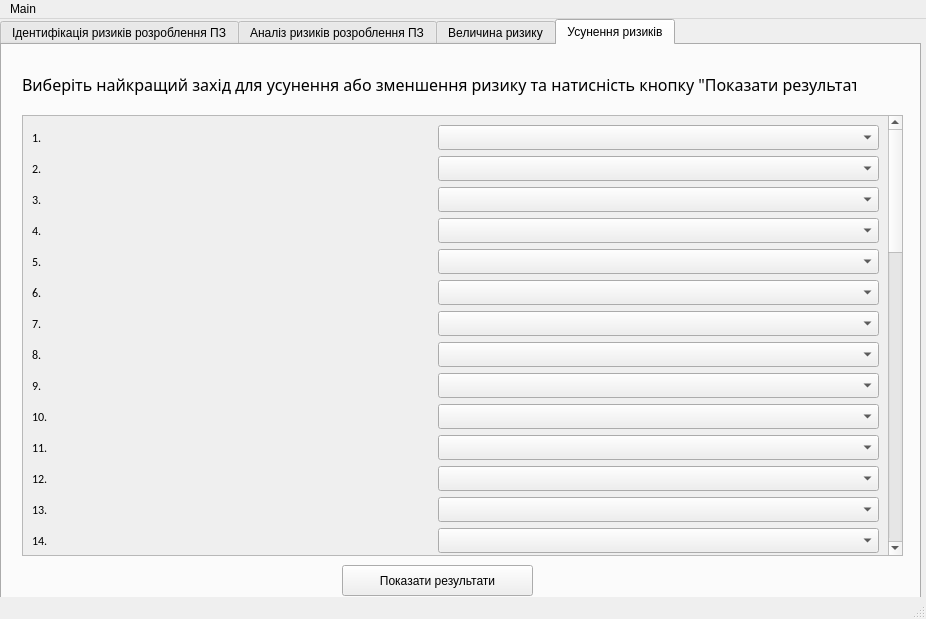
Above: main.ui from Spalletto/risk_management before the change. Below: the same form after it.
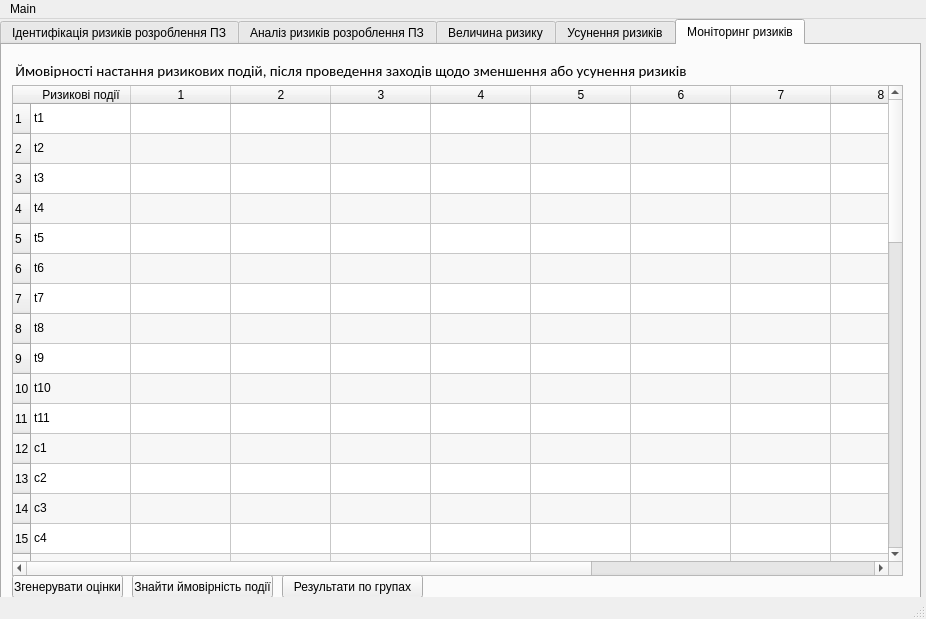
That is the form after the change.

Commit message: added risk monitoring page

```diff
--- a/main.ui
+++ b/main.ui
@@ -30,7 +30,7 @@
      <enum>QTabWidget::Rounded</enum>
     </property>
     <property name="currentIndex">
-     <number>3</number>
+     <number>4</number>
     </property>
     <property name="iconSize">
      <size>
@@ -7419,6 +7419,745 @@
       </widget>
      </widget>
     </widget>
+    <widget class="QWidget" name="tab_7">
+     <attribute name="title">
+      <string>Моніторинг ризиків</string>
+     </attribute>
+     <widget class="QStackedWidget" name="analysysWidget_3">
+      <property name="geometry">
+       <rect>
+        <x>0</x>
+        <y>0</y>
+        <width>911</width>
+        <height>531</height>
+       </rect>
+      </property>
+      <property name="currentIndex">
+       <number>0</number>
+      </property>
+      <widget class="QWidget" name="page_19">
+       <widget class="QTableWidget" name="risk_monitoring_table">
+        <property name="geometry">
+         <rect>
+          <x>10</x>
+          <y>40</y>
+          <width>891</width>
+          <height>491</height>
+         </rect>
+        </property>
+        <property name="editTriggers">
+         <set>QAbstractItemView::DoubleClicked|QAbstractItemView::EditKeyPressed</set>
+        </property>
+        <property name="alternatingRowColors">
+         <bool>true</bool>
+        </property>
+        <row>
+         <property name="text">
+          <string>1</string>
+         </property>
+        </row>
+        <row>
+         <property name="text">
+          <string>2</string>
+         </property>
+        </row>
+        <row>
+         <property name="text">
+          <string>3</string>
+         </property>
+        </row>
+        <row>
+         <property name="text">
+          <string>4</string>
+         </property>
+        </row>
+        <row>
+         <property name="text">
+          <string>5</string>
+         </property>
+        </row>
+        <row>
+         <property name="text">
+          <string>6</string>
+         </property>
+        </row>
+        <row>
+         <property name="text">
+          <string>7</string>
+         </property>
+        </row>
+        <row>
+         <property name="text">
+          <string>8</string>
+         </property>
+        </row>
+        <row>
+         <property name="text">
+          <string>9</string>
+         </property>
+        </row>
+        <row>
+         <property name="text">
+          <string>10</string>
+         </property>
+        </row>
+        <row>
+         <property name="text">
+          <string>11</string>
+         </property>
+        </row>
+        <row>
+         <property name="text">
+          <string>12</string>
+         </property>
+        </row>
+        <row>
+         <property name="text">
+          <string>13</string>
+         </property>
+        </row>
+        <row>
+         <property name="text">
+          <string>14</string>
+         </property>
+        </row>
+        <row>
+         <property name="text">
+          <string>15</string>
+         </property>
+        </row>
+        <row>
+         <property name="text">
+          <string>16</string>
+         </property>
+        </row>
+        <row>
+         <property name="text">
+          <string>17</string>
+         </property>
+        </row>
+        <row>
+         <property name="text">
+          <string>18</string>
+         </property>
+        </row>
+        <row>
+         <property name="text">
+          <string>19</string>
+         </property>
+        </row>
+        <row>
+         <property name="text">
+          <string>20</string>
+         </property>
+        </row>
+        <row>
+         <property name="text">
+          <string>21</string>
+         </property>
+        </row>
+        <row>
+         <property name="text">
+          <string>22</string>
+         </property>
+        </row>
+        <row>
+         <property name="text">
+          <string>23</string>
+         </property>
+        </row>
+        <row>
+         <property name="text">
+          <string>24</string>
+         </property>
+        </row>
+        <row>
+         <property name="text">
+          <string>25</string>
+         </property>
+        </row>
+        <row>
+         <property name="text">
+          <string>26</string>
+         </property>
+        </row>
+        <row>
+         <property name="text">
+          <string>27</string>
+         </property>
+        </row>
+        <row>
+         <property name="text">
+          <string>28</string>
+         </property>
+        </row>
+        <row>
+         <property name="text">
+          <string>29</string>
+         </property>
+        </row>
+        <row>
+         <property name="text">
+          <string>30</string>
+         </property>
+        </row>
+        <row>
+         <property name="text">
+          <string>31</string>
+         </property>
+        </row>
+        <row>
+         <property name="text">
+          <string>32</string>
+         </property>
+        </row>
+        <row>
+         <property name="text">
+          <string>33</string>
+         </property>
+        </row>
+        <row>
+         <property name="text">
+          <string>34</string>
+         </property>
+        </row>
+        <row>
+         <property name="text">
+          <string>35</string>
+         </property>
+        </row>
+        <row>
+         <property name="text">
+          <string>36</string>
+         </property>
+        </row>
+        <row>
+         <property name="text">
+          <string>37</string>
+         </property>
+        </row>
+        <row>
+         <property name="text">
+          <string>38</string>
+         </property>
+        </row>
+        <row>
+         <property name="text">
+          <string>39</string>
+         </property>
+        </row>
+        <row>
+         <property name="text">
+          <string>40</string>
+         </property>
+        </row>
+        <row>
+         <property name="text">
+          <string>41</string>
+         </property>
+        </row>
+        <row>
+         <property name="text">
+          <string>42</string>
+         </property>
+        </row>
+        <row>
+         <property name="text">
+          <string>43</string>
+         </property>
+        </row>
+        <row>
+         <property name="text">
+          <string>44</string>
+         </property>
+        </row>
+        <row>
+         <property name="text">
+          <string>45</string>
+         </property>
+        </row>
+        <row>
+         <property name="text">
+          <string>46</string>
+         </property>
+        </row>
+        <row>
+         <property name="text">
+          <string>47</string>
+         </property>
+        </row>
+        <column>
+         <property name="text">
+          <string>Ризикові події</string>
+         </property>
+        </column>
+        <column>
+         <property name="text">
+          <string>1</string>
+         </property>
+        </column>
+        <column>
+         <property name="text">
+          <string>2</string>
+         </property>
+        </column>
+        <column>
+         <property name="text">
+          <string>3</string>
+         </property>
+        </column>
+        <column>
+         <property name="text">
+          <string>4</string>
+         </property>
+        </column>
+        <column>
+         <property name="text">
+          <string>5</string>
+         </property>
+        </column>
+        <column>
+         <property name="text">
+          <string>6</string>
+         </property>
+        </column>
+        <column>
+         <property name="text">
+          <string>7</string>
+         </property>
+        </column>
+        <column>
+         <property name="text">
+          <string>8</string>
+         </property>
+        </column>
+        <column>
+         <property name="text">
+          <string>9</string>
+         </property>
+        </column>
+        <column>
+         <property name="text">
+          <string>10</string>
+         </property>
+        </column>
+        <column>
+         <property name="text">
+          <string>ER, ймовірність настання події</string>
+         </property>
+        </column>
+        <item row="0" column="0">
+         <property name="text">
+          <string>t1</string>
+         </property>
+        </item>
+        <item row="1" column="0">
+         <property name="text">
+          <string>t2</string>
+         </property>
+        </item>
+        <item row="2" column="0">
+         <property name="text">
+          <string>t3</string>
+         </property>
+        </item>
+        <item row="3" column="0">
+         <property name="text">
+          <string>t4</string>
+         </property>
+        </item>
+        <item row="4" column="0">
+         <property name="text">
+          <string>t5</string>
+         </property>
+        </item>
+        <item row="5" column="0">
+         <property name="text">
+          <string>t6</string>
+         </property>
+        </item>
+        <item row="6" column="0">
+         <property name="text">
+          <string>t7</string>
+         </property>
+        </item>
+        <item row="7" column="0">
+         <property name="text">
+          <string>t8</string>
+         </property>
+        </item>
+        <item row="8" column="0">
+         <property name="text">
+          <string>t9</string>
+         </property>
+        </item>
+        <item row="9" column="0">
+         <property name="text">
+          <string>t10</string>
+         </property>
+        </item>
+        <item row="10" column="0">
+         <property name="text">
+          <string>t11</string>
+         </property>
+        </item>
+        <item row="11" column="0">
+         <property name="text">
+          <string>c1</string>
+         </property>
+        </item>
+        <item row="12" column="0">
+         <property name="text">
+          <string>c2</string>
+         </property>
+        </item>
+        <item row="13" column="0">
+         <property name="text">
+          <string>c3</string>
+         </property>
+        </item>
+        <item row="14" column="0">
+         <property name="text">
+          <string>c4</string>
+         </property>
+        </item>
+        <item row="15" column="0">
+         <property name="text">
+          <string>c5</string>
+         </property>
+        </item>
+        <item row="16" column="0">
+         <property name="text">
+          <string>c6</string>
+         </property>
+        </item>
+        <item row="17" column="0">
+         <property name="text">
+          <string>c7</string>
+         </property>
+        </item>
+        <item row="18" column="0">
+         <property name="text">
+          <string>c8</string>
+         </property>
+        </item>
+        <item row="19" column="0">
+         <property name="text">
+          <string>с9</string>
+         </property>
+        </item>
+        <item row="20" column="0">
+         <property name="text">
+          <string>p1</string>
+         </property>
+        </item>
+        <item row="21" column="0">
+         <property name="text">
+          <string>p2</string>
+         </property>
+        </item>
+        <item row="22" column="0">
+         <property name="text">
+          <string>p3</string>
+         </property>
+        </item>
+        <item row="23" column="0">
+         <property name="text">
+          <string>p4</string>
+         </property>
+        </item>
+        <item row="24" column="0">
+         <property name="text">
+          <string>p5</string>
+         </property>
+        </item>
+        <item row="25" column="0">
+         <property name="text">
+          <string>p6</string>
+         </property>
+        </item>
+        <item row="26" column="0">
+         <property name="text">
+          <string>p7</string>
+         </property>
+        </item>
+        <item row="27" column="0">
+         <property name="text">
+          <string>p8</string>
+         </property>
+        </item>
+        <item row="28" column="0">
+         <property name="text">
+          <string>p9</string>
+         </property>
+        </item>
+        <item row="29" column="0">
+         <property name="text">
+          <string>p10</string>
+         </property>
+        </item>
+        <item row="30" column="0">
+         <property name="text">
+          <string>p11</string>
+         </property>
+        </item>
+        <item row="31" column="0">
+         <property name="text">
+          <string>m1</string>
+         </property>
+        </item>
+        <item row="32" column="0">
+         <property name="text">
+          <string>m2</string>
+         </property>
+        </item>
+        <item row="33" column="0">
+         <property name="text">
+          <string>m3</string>
+         </property>
+        </item>
+        <item row="34" column="0">
+         <property name="text">
+          <string>m4</string>
+         </property>
+        </item>
+        <item row="35" column="0">
+         <property name="text">
+          <string>m5</string>
+         </property>
+        </item>
+        <item row="36" column="0">
+         <property name="text">
+          <string>m6</string>
+         </property>
+        </item>
+        <item row="37" column="0">
+         <property name="text">
+          <string>m7</string>
+         </property>
+        </item>
+        <item row="38" column="0">
+         <property name="text">
+          <string>m8</string>
+         </property>
+        </item>
+        <item row="39" column="0">
+         <property name="text">
+          <string>m9</string>
+         </property>
+        </item>
+        <item row="40" column="0">
+         <property name="text">
+          <string>m10</string>
+         </property>
+        </item>
+        <item row="41" column="0">
+         <property name="text">
+          <string>m11</string>
+         </property>
+        </item>
+        <item row="42" column="0">
+         <property name="text">
+          <string>m12</string>
+         </property>
+        </item>
+        <item row="43" column="0">
+         <property name="text">
+          <string>m13</string>
+         </property>
+        </item>
+        <item row="44" column="0">
+         <property name="text">
+          <string>m14</string>
+         </property>
+        </item>
+        <item row="45" column="0">
+         <property name="text">
+          <string>m15</string>
+         </property>
+        </item>
+        <item row="46" column="0">
+         <property name="text">
+          <string>m16</string>
+         </property>
+        </item>
+       </widget>
+       <widget class="QLabel" name="label_46">
+        <property name="geometry">
+         <rect>
+          <x>10</x>
+          <y>10</y>
+          <width>691</width>
+          <height>31</height>
+         </rect>
+        </property>
+        <property name="font">
+         <font>
+          <family>Calibri</family>
+          <pointsize>11</pointsize>
+         </font>
+        </property>
+        <property name="text">
+         <string> Ймовірності настання ризикових подій, після проведення заходів щодо зменшення або усунення ризиків</string>
+        </property>
+       </widget>
+      </widget>
+      <widget class="QWidget" name="page_20">
+       <widget class="QTableWidget" name="group_result_table_4">
+        <property name="geometry">
+         <rect>
+          <x>20</x>
+          <y>40</y>
+          <width>371</width>
+          <height>141</height>
+         </rect>
+        </property>
+        <attribute name="horizontalHeaderMinimumSectionSize">
+         <number>48</number>
+        </attribute>
+        <attribute name="horizontalHeaderDefaultSectionSize">
+         <number>175</number>
+        </attribute>
+        <attribute name="verticalHeaderMinimumSectionSize">
+         <number>29</number>
+        </attribute>
+        <attribute name="verticalHeaderDefaultSectionSize">
+         <number>30</number>
+        </attribute>
+        <row>
+         <property name="text">
+          <string>Технічна ризикова подія</string>
+         </property>
+        </row>
+        <row>
+         <property name="text">
+          <string>Вартісна ризикова подія</string>
+         </property>
+        </row>
+        <row>
+         <property name="text">
+          <string>Планова ризикова подія</string>
+         </property>
+        </row>
+        <row>
+         <property name="text">
+          <string>Управлінська ризикова подія</string>
+         </property>
+        </row>
+        <column>
+         <property name="text">
+          <string>Ймовірність за групою, %</string>
+         </property>
+        </column>
+       </widget>
+       <widget class="QLabel" name="label_68">
+        <property name="geometry">
+         <rect>
+          <x>20</x>
+          <y>10</y>
+          <width>641</width>
+          <height>31</height>
+         </rect>
+        </property>
+        <property name="font">
+         <font>
+          <family>Calibri</family>
+          <pointsize>11</pointsize>
+         </font>
+        </property>
+        <property name="text">
+         <string>Формалізована модель ймовірностей виникнення ризикових подій має такий вигляд:</string>
+        </property>
+       </widget>
+       <widget class="QLabel" name="label_result_4">
+        <property name="geometry">
+         <rect>
+          <x>20</x>
+          <y>220</y>
+          <width>511</width>
+          <height>20</height>
+         </rect>
+        </property>
+        <property name="font">
+         <font>
+          <family>Calibri</family>
+          <pointsize>11</pointsize>
+         </font>
+        </property>
+        <property name="text">
+         <string/>
+        </property>
+       </widget>
+       <widget class="QWidget" name="layoutWidget_51">
+        <property name="geometry">
+         <rect>
+          <x>20</x>
+          <y>190</y>
+          <width>371</width>
+          <height>22</height>
+         </rect>
+        </property>
+        <layout class="QHBoxLayout" name="horizontalLayout_148">
+         <item>
+          <widget class="QLabel" name="label_69">
+           <property name="font">
+            <font>
+             <family>Calibri</family>
+             <pointsize>11</pointsize>
+            </font>
+           </property>
+           <property name="text">
+            <string>Загальний результат:</string>
+           </property>
+          </widget>
+         </item>
+         <item>
+          <widget class="QLineEdit" name="total_result_4"/>
+         </item>
+        </layout>
+       </widget>
+      </widget>
+     </widget>
+     <widget class="QPushButton" name="group_result_button_5">
+      <property name="geometry">
+       <rect>
+        <x>280</x>
+        <y>530</y>
+        <width>141</width>
+        <height>23</height>
+       </rect>
+      </property>
+      <property name="text">
+       <string>Результати по групах</string>
+      </property>
+     </widget>
+     <widget class="QPushButton" name="generate_marks_button_5">
+      <property name="geometry">
+       <rect>
+        <x>10</x>
+        <y>530</y>
+        <width>111</width>
+        <height>23</height>
+       </rect>
+      </property>
+      <property name="text">
+       <string>Згенерувати оцінки</string>
+      </property>
+     </widget>
+     <widget class="QPushButton" name="event_analysys_button_5">
+      <property name="geometry">
+       <rect>
+        <x>130</x>
+        <y>530</y>
+        <width>141</width>
+        <height>23</height>
+       </rect>
+      </property>
+      <property name="text">
+       <string>Знайти ймовірність події</string>
+      </property>
+     </widget>
+    </widget>
    </widget>
   </widget>
   <widget class="QMenuBar" name="menubar">
```
The commit also changes 1 other file.
